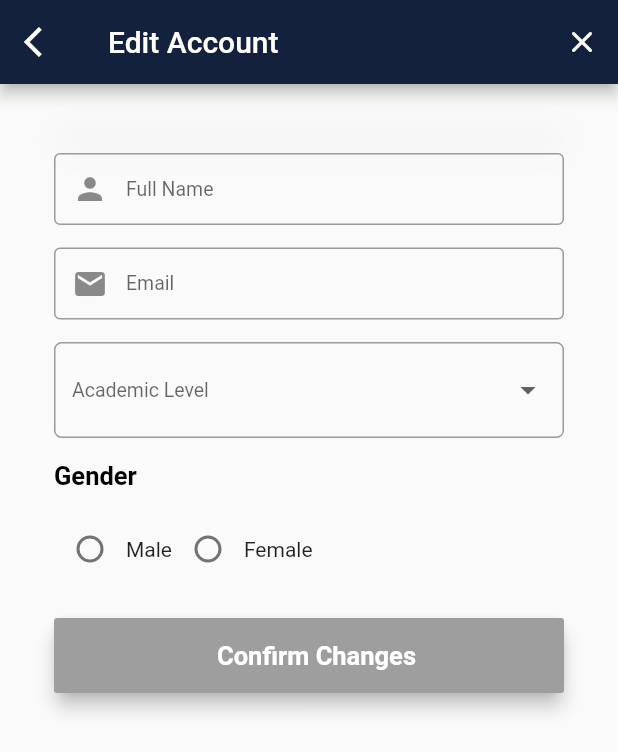
After one commit to soomy1997/MaarefahProject, a Flutter app: the EditAccountPage screen opened directly, on a phone screen of 412 x 824 dp. The commit adds this screen. Shown: the top 752 px of the screen. Run offline on Flutter 3.47's test engine with Material 2 defaults, Android fonts, the phone set to English and light mode, and no system bars; our stand-ins replace flutter_countdown_timer, form_field_validator.

Commit message:
edit_account page + validation for both join_as_tutor & edit_account

```diff
--- a/lib/constants.dart
+++ b/lib/constants.dart
@@ -1,4 +1,5 @@
 import 'package:flutter/material.dart';
+import 'package:form_field_validator/form_field_validator.dart';
 
 //inputs decorations (for text input feilds)
 const textInputDecoratuon = InputDecoration(
@@ -27,3 +28,35 @@ const yellowButtonsTextStyle = TextStyle(
   fontWeight: FontWeight.bold,
   fontSize: 17,
 );
+
+//////////////////////////validations///////////////////////////
+final nameValidation = MultiValidator([
+  MinLengthValidator(7, errorText: 'Full name must be at least 7 characters.'),
+  RequiredValidator(errorText: 'This field is required.')
+]);
+
+final passwordValidation = MultiValidator([
+  RequiredValidator(errorText: 'This field is required.'),
+  MinLengthValidator(7, errorText: 'Password must be at least 7 characters.'),
+  PatternValidator(r'(?=.*?[#?!@$%^&*-])',
+      errorText: 'passwords must have at least one special character')
+]);
+
+final emailValidation = MultiValidator([
+  EmailValidator(
+      errorText:
+          'Please enter your email address in format:\nyourname@example.com'),
+  RequiredValidator(errorText: 'This field is required.')
+]);
+
+final phoneValidaton = MultiValidator([
+  RequiredValidator(errorText: 'This field is required.'),
+  PatternValidator(
+      r'^\s*(?:\+?(\d{1,3}))?[-. (]*(\d{3})[-. )]*(\d{3})[-. ]*(\d{4})(?: *x(\d+))?\s*$',
+      errorText: 'Wrong phone format')
+]);
+
+final textAreaValidation = MultiValidator([
+  RequiredValidator(errorText: 'This field is required.'),
+  MinLengthValidator(100, errorText: 'Must be at least 100 characters.'),
+]);
--- /dev/null
+++ b/lib/edit_account.dart
@@ -0,0 +1,206 @@
+import 'package:flutter/material.dart';
+import 'constants.dart';
+
+//import 'package:flutter_form_builder/flutter_form_builder.dart';
+
+//import 'package:form_field_validator/form_field_validator.dart';
+
+void main() {
+  runApp(EditAccount());
+}
+
+class EditAccount extends StatelessWidget {
+  @override
+  Widget build(BuildContext context) {
+    return MaterialApp(
+      debugShowCheckedModeBanner: false,
+      title: 'Edit Account',
+      theme: ThemeData(
+        primarySwatch: Colors.orange,
+        visualDensity: VisualDensity.adaptivePlatformDensity,
+      ),
+      home: EditAccountPage(title: 'Edit Account'),
+    );
+  }
+}
+
+class EditAccountPage extends StatefulWidget {
+  EditAccountPage({Key key, this.title}) : super(key: key);
+  final String title;
+
+  @override
+  _EditAccountPage createState() => _EditAccountPage();
+}
+
+class _EditAccountPage extends State<EditAccountPage> {
+  TextStyle style = TextStyle(fontFamily: 'Montserrat', fontSize: 20.0);
+  String valueChoose;
+
+  List listItems = ["4th", "5th", "6th", "7th", "8th", "9th", "10th"];
+  String genderGroupValue;
+
+  bool isGenderSelected = false;
+
+  TextEditingController _nameController = TextEditingController();
+  TextEditingController _emailController = TextEditingController();
+
+  final _formKey = GlobalKey<FormState>();
+
+  @override
+  Widget build(BuildContext context) {
+    final nameFeild = TextFormField(
+        controller: _nameController,
+        validator: nameValidation,
+        obscureText: false,
+        style: h5,
+        decoration: textInputDecoratuon.copyWith(
+            hintText: 'Full Name', prefixIcon: Icon(Icons.person)));
+    final emailField = TextFormField(
+        controller: _emailController,
+        validator: emailValidation,
+        obscureText: false,
+        keyboardType: TextInputType.emailAddress,
+        style: h5,
+        decoration: textInputDecoratuon.copyWith(
+            hintText: 'Email', prefixIcon: Icon(Icons.email)));
+
+    final submitButon = Material(
+      elevation: 5.0,
+      borderRadius: BorderRadius.circular(10.0),
+      color: Color(0xffF9A21B),
+      child: MaterialButton(
+        minWidth: MediaQuery.of(context).size.width,
+        padding: EdgeInsets.fromLTRB(30.0, 15.0, 20.0, 15.0),
+        disabledColor: Colors.grey,
+        onPressed: isGenderSelected
+            ? () {
+                _formKey.currentState.validate();
+              }
+            : null,
+        child: Text("Confirm Changes",
+            textAlign: TextAlign.center, style: yellowButtonsTextStyle),
+      ),
+    );
+//arrow_back_ios
+
+    return Scaffold(
+      appBar: AppBar(
+        backgroundColor: Color(0xff14213C),
+        actions: [
+          IconButton(
+              icon: Icon(Icons.close_rounded, color: Colors.white),
+              onPressed: () => {})
+        ],
+        leading: Icon(Icons.arrow_back_ios, color: Colors.white),
+        title: Text(
+          "Edit Account",
+          textAlign: TextAlign.center,
+          style: TextStyle(
+            color: Colors.white,
+          ),
+        ),
+      ),
+      body: SingleChildScrollView(
+        child: Padding(
+          padding: const EdgeInsets.all(36.0),
+          child: Form(
+            key: _formKey,
+            child: Column(
+              crossAxisAlignment: CrossAxisAlignment.center,
+              mainAxisAlignment: MainAxisAlignment.center,
+              children: <Widget>[
+                Container(
+                  decoration: BoxDecoration(
+                    color: Colors.white,
+                    boxShadow: [
+                      BoxShadow(
+                          color: Colors.grey,
+                          blurRadius: 20.0,
+                          spreadRadius: 0.5,
+                          offset: Offset(1.0, 1.0)),
+                    ],
+                  ),
+                ),
+                SizedBox(height: 10.0),
+                nameFeild,
+                SizedBox(height: 15.0),
+                emailField,
+                SizedBox(height: 15.0),
+                DropdownButtonFormField(
+                  decoration: InputDecoration(
+                      border: OutlineInputBorder(
+                          borderRadius:
+                              BorderRadius.all(Radius.circular(5.0)))),
+                  hint: Text('Academic Level'),
+                  icon: Icon(Icons.arrow_drop_down),
+                  style: h5,
+                  isExpanded: true,
+                  autofocus: false,
+                  value: valueChoose,
+                  onChanged: (newValue) {
+                    setState(() {
+                      valueChoose = newValue;
+                    });
+                  },
+                  validator: (value) => value == null ? 'field required' : null,
+                  items: listItems.map((valueItem) {
+                    return DropdownMenuItem(
+                      value: valueItem,
+                      child: Text('Academic Level: ' + valueItem),
+                    );
+                  }).toList(),
+                ),
+                SizedBox(height: 15.0),
+                SizedBox(
+                  height: 20.0,
+                  width: double.infinity,
+                  child: Text("Gender", textAlign: TextAlign.left, style: h4),
+                ),
+                SizedBox(height: 15),
+                Container(
+                  alignment: Alignment.topLeft,
+                  width: double.infinity,
+                  height: 55,
+                  child: Row(
+                      mainAxisAlignment: MainAxisAlignment.start,
+                      children: <Widget>[
+                        Radio(
+                            value: 'Male',
+                            groupValue: genderGroupValue,
+                            activeColor: Colors.orange,
+                            onChanged: (val) {
+                              setState(() {
+                                genderGroupValue = val;
+                                isGenderSelected = true;
+                              });
+                            }),
+                        Text('Male'),
+                        Radio(
+                            value: 'Female',
+                            groupValue: genderGroupValue,
+                            activeColor: Colors.orange,
+                            onChanged: (val) {
+                              setState(() {
+                                genderGroupValue = val;
+                                isGenderSelected = true;
+                              });
+                            }),
+                        Text('Female'),
+                      ]),
+                ),
+                SizedBox(height: 15),
+                submitButon,
+                SizedBox(
+                  height: 35.0,
+                ),
+                SizedBox(
+                  height: 35.0,
+                ),
+              ],
+            ),
+          ),
+        ),
+      ),
+    );
+  }
+}
--- a/pubspec.yaml
+++ b/pubspec.yaml
@@ -24,15 +24,18 @@ dependencies:
   flutter:
     sdk: flutter
 
-
   # The following adds the Cupertino Icons font to your application.
   # Use with the CupertinoIcons class for iOS style icons.
   cupertino_icons: ^1.0.0
   flutter_countdown_timer: ^3.0.0
+  form_field_validator: ^1.0.1
+  auto_size_text: ^2.1.0
+
 
 dev_dependencies:
   flutter_test:
     sdk: flutter
+
 
 # For information on the generic Dart part of this file, see the
 # following page: https://dart.dev/tools/pub/pubspec
```
Also changed, not shown: lib/join_as_tutor.dart (+53 -13 lines), pubspec.lock.
